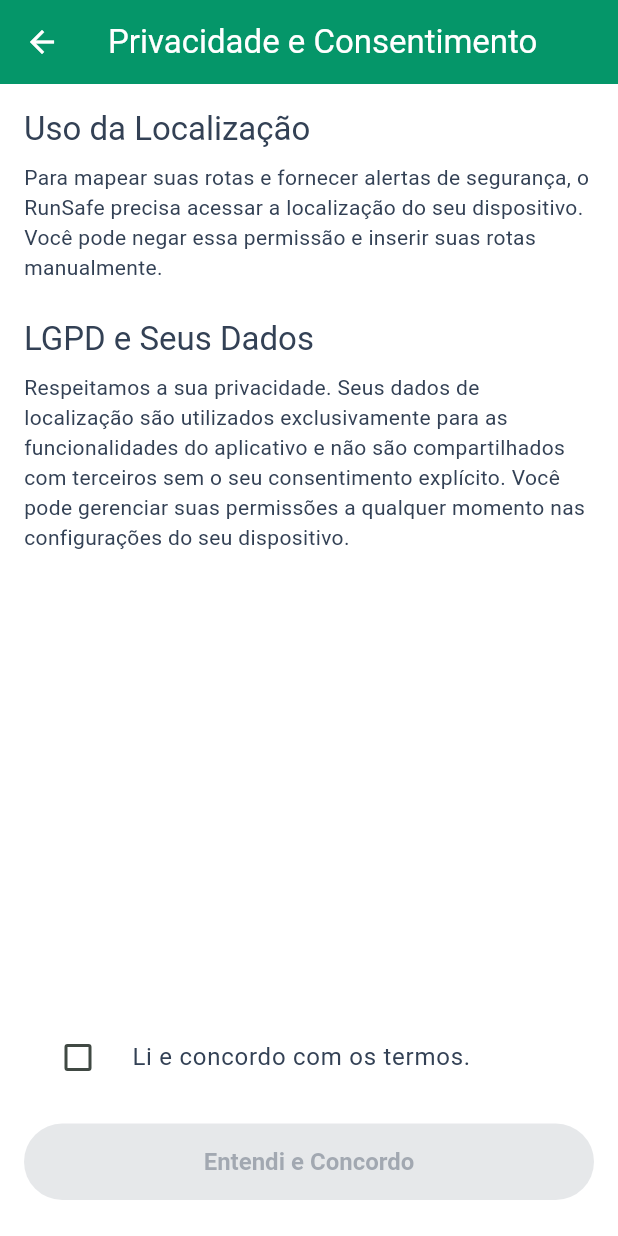
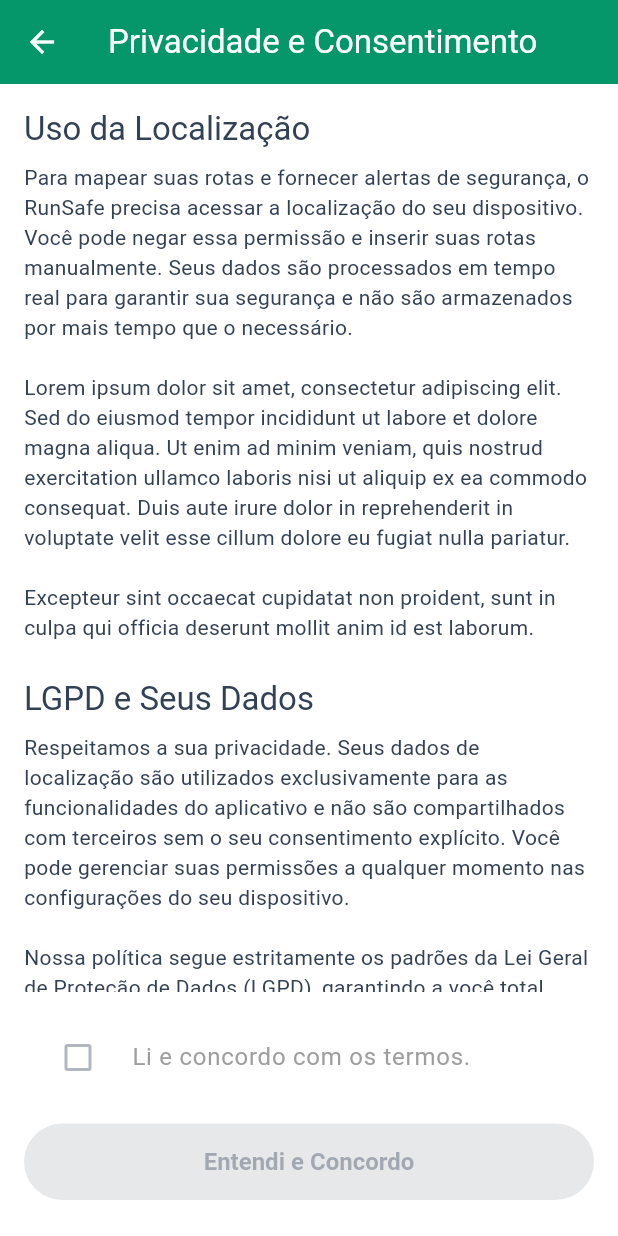
Before and after one commit to bolivia00/runsafe-flutter-app, a Flutter app: the PrivacyPolicyScreen screen opened by its route, on a phone screen of 412 x 824 dp. Run offline on Flutter 3.47's test engine with Material 3 defaults, Android fonts, the light colour scheme and no system bars; our stand-ins replace dots_indicator, flutter_svg, shared_preferences; accounts and stored records are empty.

Commit message:
feat: Habilita aceite de termos apenas após scroll completo

```diff
--- a/lib/screens/privacy_policy_screen.dart
+++ b/lib/screens/privacy_policy_screen.dart
@@ -1,8 +1,6 @@
 import 'package:flutter/material.dart';
-import 'package:runsafe/screens/home_screen.dart';
+import 'package:runsafe/services/storage_service.dart';
 
-// 1. Tivemos que transformar o Widget em um "StatefulWidget"
-// para que ele possa "lembrar" se a caixa foi marcada ou não.
 class PrivacyPolicyScreen extends StatefulWidget {
   const PrivacyPolicyScreen({super.key});
 
@@ -11,9 +9,41 @@ class PrivacyPolicyScreen extends StatefulWidget {
 }
 
 class _PrivacyPolicyScreenState extends State<PrivacyPolicyScreen> {
-  // 2. Criamos uma variável para guardar o estado do checkbox.
-  // Ela começa como "false" (desmarcada).
+  // 1. Criamos o "espião" para a barra de rolagem.
+  final ScrollController _scrollController = ScrollController();
+
   bool _isChecked = false;
+  // 2. Nova variável para saber se o usuário já rolou até o fim.
+  bool _hasScrolledToEnd = false;
+
+  final StorageService _storageService = StorageService();
+
+  @override
+  void initState() {
+    super.initState();
+    // 3. Dizemos ao nosso "espião" para nos avisar sempre que a rolagem mudar.
+    _scrollController.addListener(_onScroll);
+  }
+
+  // 4. Esta função é chamada toda vez que o usuário rola a página.
+  void _onScroll() {
+    // Verificamos se a posição atual da rolagem é igual à posição máxima possível.
+    if (_scrollController.position.pixels == _scrollController.position.maxScrollExtent) {
+      // Se for, e se ainda não tínhamos registrado isso, atualizamos o estado.
+      if (!_hasScrolledToEnd) {
+        setState(() {
+          _hasScrolledToEnd = true;
+        });
+      }
+    }
+  }
+
+  @override
+  void dispose() {
+    // 5. É importante "dispensar" o espião quando a tela for fechada para não usar memória à toa.
+    _scrollController.dispose();
+    super.dispose();
+  }
 
   @override
   Widget build(BuildContext context) {
@@ -27,7 +57,9 @@ class _PrivacyPolicyScreenState extends State<PrivacyPolicyScreen> {
           crossAxisAlignment: CrossAxisAlignment.stretch,
           children: [
             Expanded(
+              // 6. Conectamos nosso "espião" (ScrollController) ao widget de rolagem.
               child: SingleChildScrollView(
+                controller: _scrollController,
                 child: Column(
                   crossAxisAlignment: CrossAxisAlignment.start,
                   children: [
@@ -36,8 +68,9 @@ class _PrivacyPolicyScreenState extends State<PrivacyPolicyScreen> {
                       style: Theme.of(context).textTheme.titleLarge,
                     ),
                     const SizedBox(height: 8),
+                    // Adicionei mais texto para garantir que a rolagem seja necessária.
                     const Text(
-                        'Para mapear suas rotas e fornecer alertas de segurança, o RunSafe precisa acessar a localização do seu dispositivo. Você pode negar essa permissão e inserir suas rotas manualmente.'),
+                        'Para mapear suas rotas e fornecer alertas de segurança, o RunSafe precisa acessar a localização do seu dispositivo. Você pode negar essa permissão e inserir suas rotas manualmente. Seus dados são processados em tempo real para garantir sua segurança e não são armazenados por mais tempo que o necessário.\n\nLorem ipsum dolor sit amet, consectetur adipiscing elit. Sed do eiusmod tempor incididunt ut labore et dolore magna aliqua. Ut enim ad minim veniam, quis nostrud exercitation ullamco laboris nisi ut aliquip ex ea commodo consequat. Duis aute irure dolor in reprehenderit in voluptate velit esse cillum dolore eu fugiat nulla pariatur.\n\nExcepteur sint occaecat cupidatat non proident, sunt in culpa qui officia deserunt mollit anim id est laborum.'),
                     const SizedBox(height: 24),
                     Text(
                       'LGPD e Seus Dados',
@@ -45,41 +78,41 @@ class _PrivacyPolicyScreenState extends State<PrivacyPolicyScreen> {
                     ),
                     const SizedBox(height: 8),
                     const Text(
-                        'Respeitamos a sua privacidade. Seus dados de localização são utilizados exclusivamente para as funcionalidades do aplicativo e não são compartilhados com terceiros sem o seu consentimento explícito. Você pode gerenciar suas permissões a qualquer momento nas configurações do seu dispositivo.'),
+                        'Respeitamos a sua privacidade. Seus dados de localização são utilizados exclusivamente para as funcionalidades do aplicativo e não são compartilhados com terceiros sem o seu consentimento explícito. Você pode gerenciar suas permissões a qualquer momento nas configurações do seu dispositivo.\n\nNossa política segue estritamente os padrões da Lei Geral de Proteção de Dados (LGPD), garantindo a você total controle sobre suas informações. Para mais detalhes, consulte nossa política de privacidade completa em nosso site. Lorem ipsum dolor sit amet, consectetur adipiscing elit, sed do eiusmod tempor incididunt ut labore et dolore magna aliqua.'),
                   ],
                 ),
               ),
             ),
             const SizedBox(height: 16),
-
-            // 3. Adicionamos o Checkbox.
-            // Ele está dentro de um "CheckboxListTile" para ficar mais bonito.
             CheckboxListTile(
-              title: const Text("Li e concordo com os termos."),
+              // 7. A MÁGICA FINAL: O checkbox só pode ser alterado se _hasScrolledToEnd for verdadeiro.
+              // Também mudamos a cor do texto para dar uma dica visual ao usuário.
+              title: Text(
+                "Li e concordo com os termos.",
+                style: TextStyle(
+                  color: _hasScrolledToEnd ? Colors.black87 : Colors.grey,
+                ),
+              ),
               value: _isChecked,
-              onChanged: (bool? value) {
-                // Quando o usuário clica, nós atualizamos o estado.
-                setState(() {
-                  _isChecked = value ?? false;
-                });
-              },
-              controlAffinity: ListTileControlAffinity.leading, // Coloca a caixa na frente do texto
+              onChanged: _hasScrolledToEnd
+                  ? (bool? value) {
+                      setState(() {
+                        _isChecked = value ?? false;
+                      });
+                    }
+                  : null, // O "null" aqui desabilita o checkbox.
+              controlAffinity: ListTileControlAffinity.leading,
             ),
-
             const SizedBox(height: 16),
-
             ElevatedButton(
-              // 4. A mágica acontece aqui!
-              // Se _isChecked for true, a função onPressed é ativada.
-              // Se for false, passamos "null", o que DESABILITA o botão automaticamente.
               onPressed: _isChecked
-                  ? () {
-                      Navigator.of(context).pushAndRemoveUntil(
-                        MaterialPageRoute(builder: (context) => const HomeScreen()),
-                        (Route<dynamic> route) => false,
-                      );
+                  ? () async {
+                      await _storageService.saveUserConsent();
+                      if (mounted) {
+                        Navigator.of(context).pushNamedAndRemoveUntil('/home', (route) => false);
+                      }
                     }
-                  : null, // Botão desabilitado se a caixa não estiver marcada
+                  : null,
               child: const Text('Entendi e Concordo'),
             ),
           ],
```
